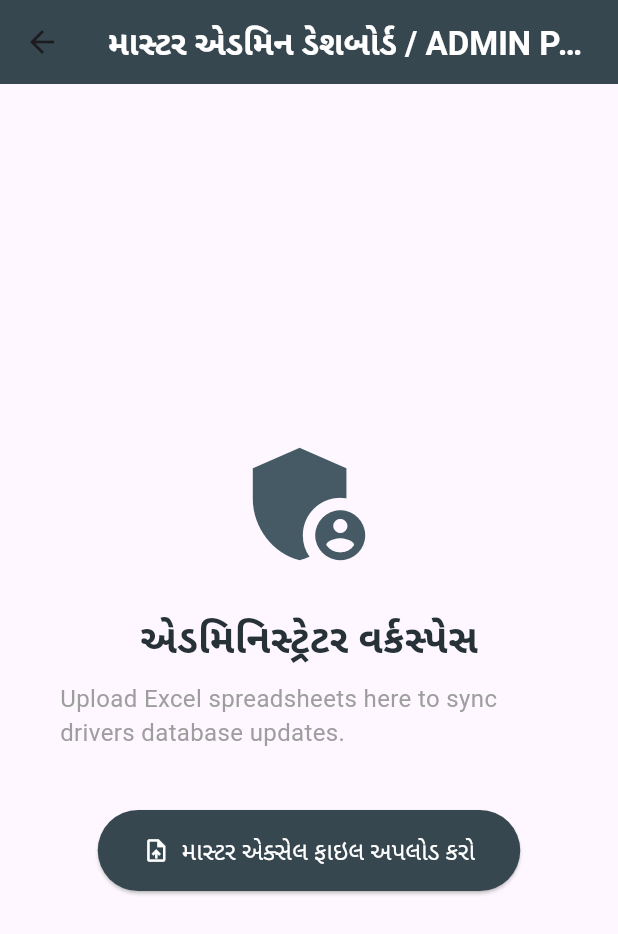
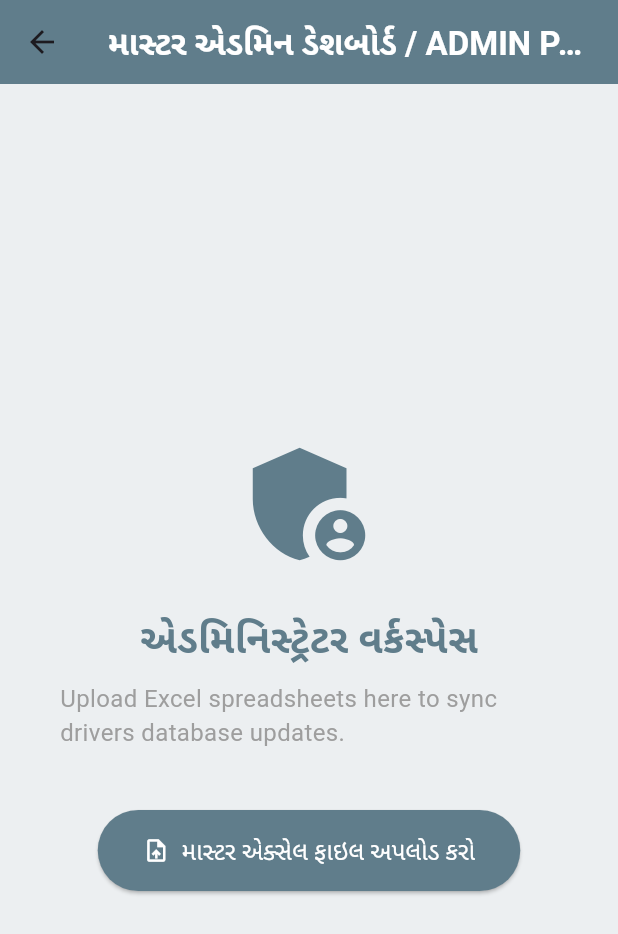
Before and after one commit to leon2119/driver-calc-app, a Flutter app: the AdminDashboard screen opened directly, on a phone screen of 412 x 824 dp. Shown: the top 934 px of the screen. Run offline on Flutter 3.47's test engine with Material 3 defaults, Android fonts, the phone set to English and light mode, and no system bars; missing offline and left inert: excel.

Commit message:
Fix Admin Routing: Added explicit hash parameter checks for Vercel app links

```diff
--- a/lib/main.dart
+++ b/lib/main.dart
@@ -3,7 +3,6 @@ import 'package:flutter_web_plugins/url_strategy.dart';
 import 'package:excel/excel.dart' as img_excel;
 
 void main() {
-  // Fix the blank screen error by using Hash routing strategy safely on Vercel
   usePathUrlStrategy();
   runApp(const DriverCalcApp());
 }
@@ -22,9 +21,12 @@ class DriverCalcApp extends StatelessWidget {
       ),
       initialRoute: '/',
       onGenerateRoute: (settings) {
-        // Handle the incoming administrative URL parameters cleanly
-        final Uri uri = Uri.parse(settings.name ?? '/');
-        if (uri.queryParameters['role'] == 'admin') {
+        // Correctly capture and inspect web settings names for the hash parameters block
+        final String routeName = settings.name ?? '/';
+        final Uri uri = Uri.parse(routeName);
+
+        // This checks if either a standard sub-route or a hash query contains the admin role flag
+        if (uri.queryParameters['role'] == 'admin' || routeName.contains('role=admin')) {
           return MaterialPageRoute(builder: (_) => const AdminDashboard());
         }
         return MaterialPageRoute(builder: (_) => const DriverLoginPage());
@@ -49,7 +51,7 @@ class _DriverLoginPageState extends State<DriverLoginPage> {
       backgroundColor: Colors.grey[200],
       appBar: AppBar(
         title: const Text('ડ્રાઈવર લોગીન પોર્ટલ / DRIVER PORTAL', style: TextStyle(fontWeight: FontWeight.bold, color: Colors.white)),
-        backgroundColor: Colors.pink[700],
+        backgroundColor: Colors.pink,
         centerTitle: true,
       ),
       body: Center(
@@ -65,9 +67,9 @@ class _DriverLoginPageState extends State<DriverLoginPage> {
           child: Column(
             mainAxisSize: MainAxisSize.min,
             children: [
-              Icon(Icons.local_shipping, size: 80, color: Colors.pink[700]),
+              const Icon(Icons.local_shipping, size: 80, color: Colors.pink),
               const SizedBox(height: 20),
-              Text('લોગિન / LOGIN', style: TextStyle(fontSize: 22, fontWeight: FontWeight.bold, color: Colors.pink[900])),
+              const Text('લોગિન / LOGIN', style: TextStyle(fontSize: 22, fontWeight: FontWeight.bold, color: Colors.pink)),
               const SizedBox(height: 10),
               const Text('તમારો વ્હીકલ નંબર દાખલ કરો / Enter Vehicle ID', style: TextStyle(color: Colors.grey)),
               const SizedBox(height: 20),
@@ -85,7 +87,7 @@ class _DriverLoginPageState extends State<DriverLoginPage> {
                 height: 50,
                 child: ElevatedButton(
                   style: ElevatedButton.styleFrom(
-                    backgroundColor: Colors.pink[700],
+                    backgroundColor: Colors.pink,
                     shape: RoundedRectangleBorder(borderRadius: BorderRadius.circular(10)),
                   ),
                   onPressed: () {},
@@ -106,9 +108,11 @@ class AdminDashboard extends StatelessWidget {
   @override
   Widget build(BuildContext context) {
     return Scaffold(
+      backgroundColor: Colors.blueGrey[50],
       appBar: AppBar(
         title: const Text('માસ્ટર એડમિન ડેશબોર્ડ / ADMIN PANEL', style: TextStyle(color: Colors.white, fontWeight: FontWeight.bold)),
-        backgroundColor: Colors.blueGrey[800],
+        backgroundColor: Colors.blueGrey,
+        centerTitle: true,
       ),
       body: Center(
         child: Padding(
@@ -116,22 +120,20 @@ class AdminDashboard extends StatelessWidget {
           child: Column(
             mainAxisAlignment: MainAxisAlignment.center,
             children: [
-              Icon(Icons.admin_panel_settings, size: 100, color: Colors.blueGrey[700]),
+              const Icon(Icons.admin_panel_settings, size: 100, color: Colors.blueGrey),
               const SizedBox(height: 20),
-              Text('એડમિનિસ્ટ્રેટર વર્કસ્પેસ', style: TextStyle(fontSize: 26, fontWeight: FontWeight.bold, color: Colors.blueGrey[900])),
+              const Text('એડમિનિસ્ટ્રેટર વર્કસ્પેસ', style: TextStyle(fontSize: 26, fontWeight: FontWeight.bold, color: Colors.blueGrey)),
               const SizedBox(height: 10),
               const Text('Upload Excel spreadsheets here to sync drivers database updates.', style: TextStyle(fontSize: 16, color: Colors.grey)),
               const SizedBox(height: 40),
               ElevatedButton.icon(
                 style: ElevatedButton.styleFrom(
-                  backgroundColor: Colors.blueGrey[800],
+                  backgroundColor: Colors.blueGrey,
                   padding: const EdgeInsets.symmetric(horizontal: 30, vertical: 15),
                 ),
                 icon: const Icon(Icons.upload_file, color: Colors.white),
                 label: const Text('માસ્ટર એક્સેલ ફાઇલ અપલોડ કરો', style: TextStyle(color: Colors.white, fontSize: 16)),
-                onPressed: () {
-                  // Operational endpoint call for img_excel parser goes here
-                },
+                onPressed: () {},
               ),
             ],
           ),
```
